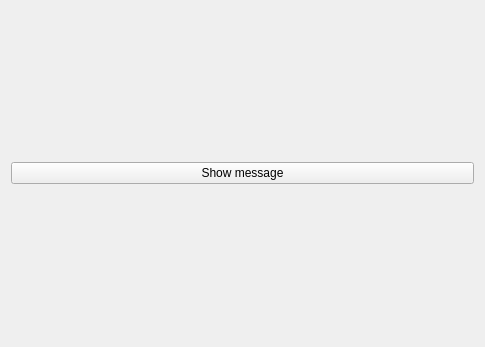
First picture: the form in Sketches_QT/ContextMenu/QSysTrayIcon2/mainwidget.ui, repository Den-Git-CPP/Sketches_CPP_QT, before the edit.
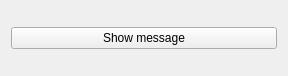
Second picture: the form after the edit.

```diff
--- a/Sketches_QT/ContextMenu/QSysTrayIcon2/mainwidget.ui
+++ b/Sketches_QT/ContextMenu/QSysTrayIcon2/mainwidget.ui
@@ -6,8 +6,8 @@
    <rect>
     <x>0</x>
     <y>0</y>
-    <width>485</width>
-    <height>347</height>
+    <width>288</width>
+    <height>76</height>
    </rect>
   </property>
   <property name="windowTitle">
```
